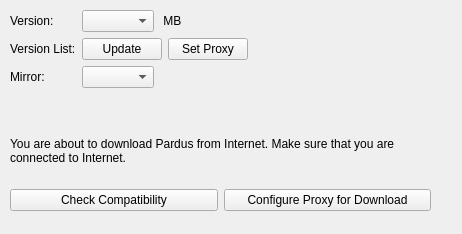
Above: playground/gsoc/PaW/src/gui/widgetOptInternet.ui from pars-linux/uludag before the change. Below: the same form after it.
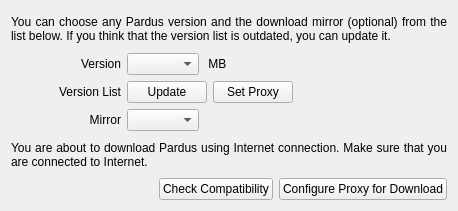
That is the form after the change.

Diff of the .ui file:
```diff
--- a/playground/gsoc/PaW/src/gui/widgetOptInternet.ui
+++ b/playground/gsoc/PaW/src/gui/widgetOptInternet.ui
@@ -6,30 +6,34 @@
    <rect>
     <x>0</x>
     <y>0</y>
-    <width>462</width>
-    <height>234</height>
+    <width>458</width>
+    <height>211</height>
    </rect>
   </property>
   <property name="windowTitle">
    <string/>
   </property>
-  <widget class="QWidget" name="formLayoutWidget">
-   <property name="geometry">
-    <rect>
-     <x>10</x>
-     <y>10</y>
-     <width>421</width>
-     <height>114</height>
-    </rect>
-   </property>
+  <layout class="QGridLayout" name="gridLayout_2">
+   <item row="0" column="0">
+    <layout class="QGridLayout" name="gridLayout">
+     <item row="1" column="0">
    <layout class="QFormLayout" name="formLayout">
     <property name="fieldGrowthPolicy">
      <enum>QFormLayout::ExpandingFieldsGrow</enum>
     </property>
     <item row="0" column="0">
      <widget class="QLabel" name="lblChoose">
+         <property name="minimumSize">
+          <size>
+           <width>110</width>
+           <height>0</height>
+          </size>
+         </property>
       <property name="text">
-       <string>Version:</string>
+          <string>Version</string>
+         </property>
+         <property name="alignment">
+          <set>Qt::AlignRight|Qt::AlignTrailing|Qt::AlignVCenter</set>
       </property>
      </widget>
     </item>
@@ -47,16 +51,22 @@
       </item>
      </layout>
     </item>
-    <item row="2" column="0">
-     <widget class="QLabel" name="mirrorLabel">
+       <item row="1" column="0">
+        <widget class="QLabel" name="lblVersion">
+         <property name="minimumSize">
+          <size>
+           <width>110</width>
+           <height>0</height>
+          </size>
+         </property>
       <property name="text">
-       <string>Mirror:</string>
+          <string>Version List</string>
+         </property>
+         <property name="alignment">
+          <set>Qt::AlignRight|Qt::AlignTrailing|Qt::AlignVCenter</set>
       </property>
      </widget>
     </item>
-    <item row="2" column="1">
-     <widget class="QComboBox" name="comboMirror"/>
-    </item>
     <item row="1" column="1">
      <layout class="QHBoxLayout" name="horizontalLayout_3">
       <item>
@@ -75,25 +85,55 @@
       </item>
      </layout>
     </item>
-    <item row="1" column="0">
-     <widget class="QLabel" name="lblVersion">
+       <item row="2" column="0">
+        <widget class="QLabel" name="mirrorLabel">
+         <property name="minimumSize">
+          <size>
+           <width>110</width>
+           <height>0</height>
+          </size>
+         </property>
       <property name="text">
-       <string>Version List:</string>
+          <string>Mirror</string>
+         </property>
+         <property name="alignment">
+          <set>Qt::AlignRight|Qt::AlignTrailing|Qt::AlignVCenter</set>
       </property>
      </widget>
     </item>
-   </layout>
-  </widget>
-  <widget class="QWidget" name="horizontalLayoutWidget">
-   <property name="geometry">
-    <rect>
-     <x>10</x>
-     <y>180</y>
-     <width>421</width>
-     <height>41</height>
-    </rect>
-   </property>
+       <item row="2" column="1">
+        <widget class="QComboBox" name="comboMirror"/>
+       </item>
+      </layout>
+     </item>
+     <item row="2" column="0">
+      <widget class="QLabel" name="lblDescription">
+       <property name="text">
+        <string>You are about to download Pardus using Internet connection. Make sure that you are connected to Internet.</string>
+       </property>
+       <property name="alignment">
+        <set>Qt::AlignJustify|Qt::AlignVCenter</set>
+       </property>
+       <property name="wordWrap">
+        <bool>true</bool>
+       </property>
+      </widget>
+     </item>
+     <item row="3" column="0">
    <layout class="QHBoxLayout" name="horizontalLayout">
+       <item>
+        <spacer name="horizontalSpacer">
+         <property name="orientation">
+          <enum>Qt::Horizontal</enum>
+         </property>
+         <property name="sizeHint" stdset="0">
+          <size>
+           <width>40</width>
+           <height>20</height>
+          </size>
+         </property>
+        </spacer>
+       </item>
     <item>
      <widget class="QPushButton" name="btnCheck">
       <property name="text">
@@ -109,23 +149,23 @@
      </widget>
     </item>
    </layout>
-  </widget>
-  <widget class="QLabel" name="lblDescription">
-   <property name="geometry">
-    <rect>
-     <x>10</x>
-     <y>130</y>
-     <width>421</width>
-     <height>41</height>
-    </rect>
-   </property>
+     </item>
+     <item row="0" column="0">
+      <widget class="QLabel" name="label">
    <property name="text">
-    <string>You are about to download Pardus from Internet. Make sure that you are connected to Internet.</string>
+        <string>You can choose any Pardus version and the download mirror (optional) from the list below. If you think that the version list is outdated, you can update it.</string>
+       </property>
+       <property name="alignment">
+        <set>Qt::AlignJustify|Qt::AlignVCenter</set>
    </property>
    <property name="wordWrap">
     <bool>true</bool>
    </property>
   </widget>
+     </item>
+    </layout>
+   </item>
+  </layout>
  </widget>
  <resources/>
  <connections/>
```
Lines whose indentation alone changed are shown as unchanged.
